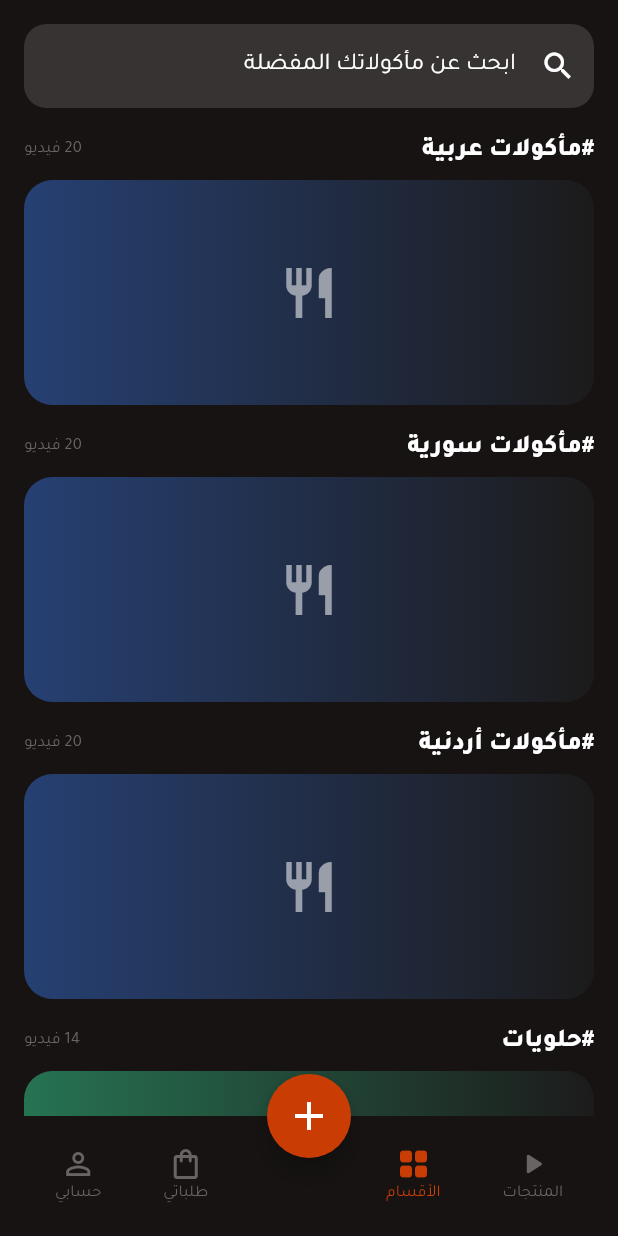
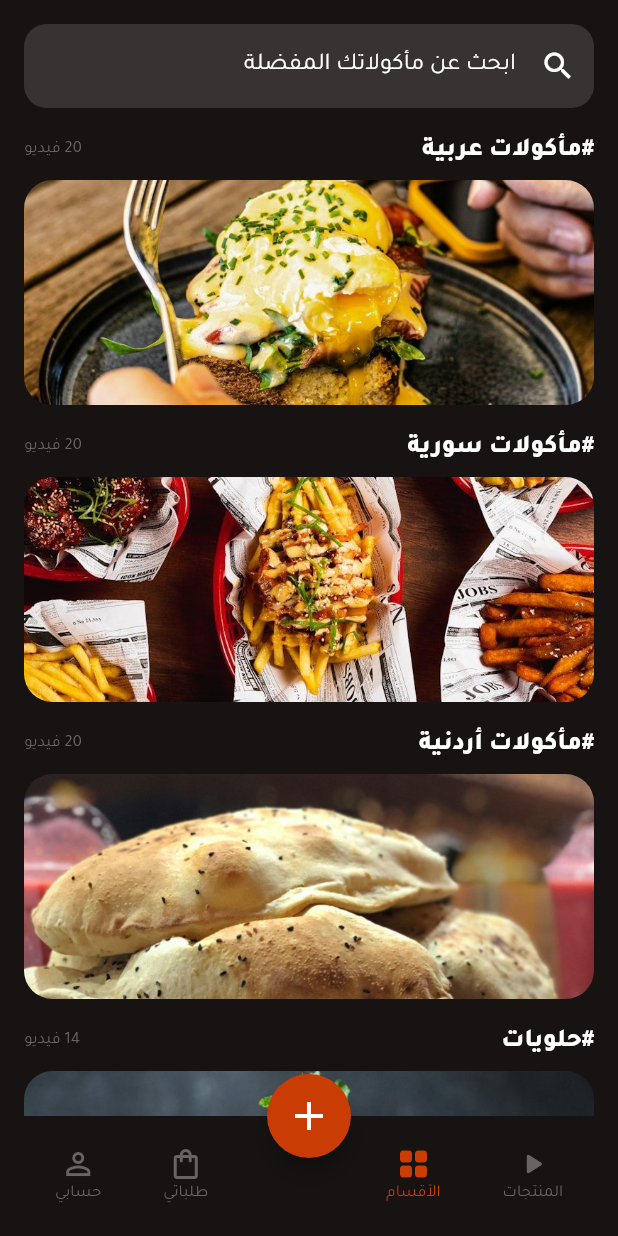
Before and after one commit to tooooot/matbkhy-app, a Flutter app: the Shell screen opened directly, item 3 of the bottom bar chosen, on a phone screen of 412 x 824 dp. Run offline on Flutter 3.47's test engine with Material 3 defaults, Android fonts, the phone set to English and light mode, and no system bars; our stand-ins replace shared_preferences; accounts and stored records are empty.

Commit message:
صور الأطباق من Figma بدل الألوان المؤقتة
Co-Authored-By: Claude Sonnet 5.5 <noreply@anthropic.com>

```diff
--- a/lib/data.dart
+++ b/lib/data.dart
@@ -1,8 +1,11 @@
 /// بيانات تجريبية للنسخة الأولى حتى تُربط الخلفية.
+const _imgs = ['chop', 'grill', 'fried', 'bread', 'pasta', 'salad', 'pancake', 'brunch'];
+
 class Meal {
   final String id, title, chef, area, tag, desc;
   final int price, likes, comments;
   final int hue;
+  String get img => 'assets/img/${_imgs[int.parse(id) % _imgs.length]}.jpg';
   const Meal(this.id, this.title, this.chef, this.area, this.tag, this.desc, this.price, this.likes, this.comments, this.hue);
 }
 
@@ -13,4 +16,4 @@ const meals = <Meal>[
   Meal('4', 'ورق عنب', 'أكلات هنية', 'مركز الطائف، الحي الخامس', 'مأكولات سورية', 'ورق عنب محشي بالزيت', 48, 150, 12, 10),
 ];
 
-const sections = <(String, int)>[('مأكولات عربية', 20), ('مأكولات سورية', 20), ('مأكولات أردنية', 20), ('حلويات', 14), ('مشروبات', 9)];
+const sections = <(String, int, String)>[('مأكولات عربية', 20, 'brunch'), ('مأكولات سورية', 20, 'fried'), ('مأكولات أردنية', 20, 'bread'), ('حلويات', 14, 'pancake'), ('مشروبات', 9, 'salad')];
--- a/lib/screens/account.dart
+++ b/lib/screens/account.dart
@@ -20,7 +20,7 @@ class _AccountScreenState extends State<AccountScreen> {
         ),
         body: ListView(children: [
           const SizedBox(height: 12),
-          const Center(child: CircleAvatar(radius: 42, backgroundColor: C.field, child: Icon(Icons.person, size: 44))),
+          const Center(child: CircleAvatar(radius: 42, backgroundImage: AssetImage('assets/img/chef.jpg'))),
           const SizedBox(height: 8),
           Center(child: Text('فاطمة محمد', style: const TextStyle(fontSize: 18, fontWeight: FontWeight.w800))),
           const Center(child: Text('@fyf865564bgjhj', style: TextStyle(color: C.line, fontSize: 12))),
@@ -39,7 +39,7 @@ class _AccountScreenState extends State<AccountScreen> {
           if (role == 'طاهٍ')
             GridView.count(
               shrinkWrap: true, physics: const NeverScrollableScrollPhysics(), crossAxisCount: 2, padding: const EdgeInsets.all(12), mainAxisSpacing: 8, crossAxisSpacing: 8, childAspectRatio: .8,
-              children: [for (final m in meals) Container(decoration: BoxDecoration(color: C.card, borderRadius: BorderRadius.circular(15)), alignment: Alignment.bottomRight, padding: const EdgeInsets.all(8), child: Text('${m.title}\n${m.price} ر.س', style: const TextStyle(fontSize: 12)))],
+              children: [for (final m in meals) ClipRRect(borderRadius: BorderRadius.circular(15), child: Stack(fit: StackFit.expand, children: [Image.asset(m.img, fit: BoxFit.cover), Container(alignment: Alignment.bottomRight, padding: const EdgeInsets.all(8), color: Colors.black38, child: Text('${m.title}\n${m.price} ر.س', style: const TextStyle(fontSize: 12)))]))],
             )
           else
             Padding(padding: const EdgeInsets.all(24), child: Text(role == 'كابتن' ? 'لا توجد توصيلات الآن' : 'لا توجد طلبات جديدة', textAlign: TextAlign.center, style: const TextStyle(color: C.muted))),
--- a/lib/screens/orders.dart
+++ b/lib/screens/orders.dart
@@ -30,7 +30,7 @@ class _Row extends StatelessWidget {
         margin: const EdgeInsets.only(bottom: 12), padding: const EdgeInsets.all(12),
         decoration: BoxDecoration(color: C.card, borderRadius: BorderRadius.circular(15)),
         child: Row(children: [
-          Container(width: 64, height: 64, decoration: BoxDecoration(color: C.field, borderRadius: BorderRadius.circular(12)), child: const Icon(Icons.fastfood, color: C.orange)),
+          ClipRRect(borderRadius: BorderRadius.circular(12), child: Image.asset(m.img, width: 64, height: 64, fit: BoxFit.cover)),
           const SizedBox(width: 12),
           Expanded(child: Column(crossAxisAlignment: CrossAxisAlignment.start, children: [
             Text(m.title, style: const TextStyle(fontWeight: FontWeight.w700)),
--- a/lib/screens/sections.dart
+++ b/lib/screens/sections.dart
@@ -19,15 +19,9 @@ class SectionsScreen extends StatelessWidget {
                   Text('${s.$2} فيديو', style: const TextStyle(fontSize: 11, color: C.muted)),
                 ]),
                 const SizedBox(height: 8),
-                Container(
-                  height: 150,
-                  decoration: BoxDecoration(
-                    borderRadius: BorderRadius.circular(19),
-                    gradient: LinearGradient(colors: [
-                      HSLColor.fromAHSL(1, (s.$2 * 11 % 360).toDouble(), .5, .3).toColor(), C.card,
-                    ]),
-                  ),
-                  child: const Center(child: Icon(Icons.restaurant, size: 40, color: Colors.white54)),
+                ClipRRect(
+                  borderRadius: BorderRadius.circular(19),
+                  child: Image.asset('assets/img/${s.$3}.jpg', height: 150, width: double.infinity, fit: BoxFit.cover),
                 ),
               ]),
             ),
--- a/pubspec.yaml
+++ b/pubspec.yaml
@@ -16,6 +16,8 @@ dev_dependencies:
   flutter_lints: ^4.0.0
 flutter:
   uses-material-design: true
+  assets:
+    - assets/img/
   fonts:
     - family: Tajawal
       fonts:
```
Also changed, not shown: lib/screens/feed.dart (+3 -4 lines), assets/img/bread.jpg (added), assets/img/brunch.jpg (added), assets/img/chef.jpg (added), assets/img/chop.jpg (added), assets/img/fried.jpg (added), assets/img/grill.jpg (added), assets/img/pancake.jpg (added), assets/img/pasta.jpg (added), assets/img/salad.jpg (added).
